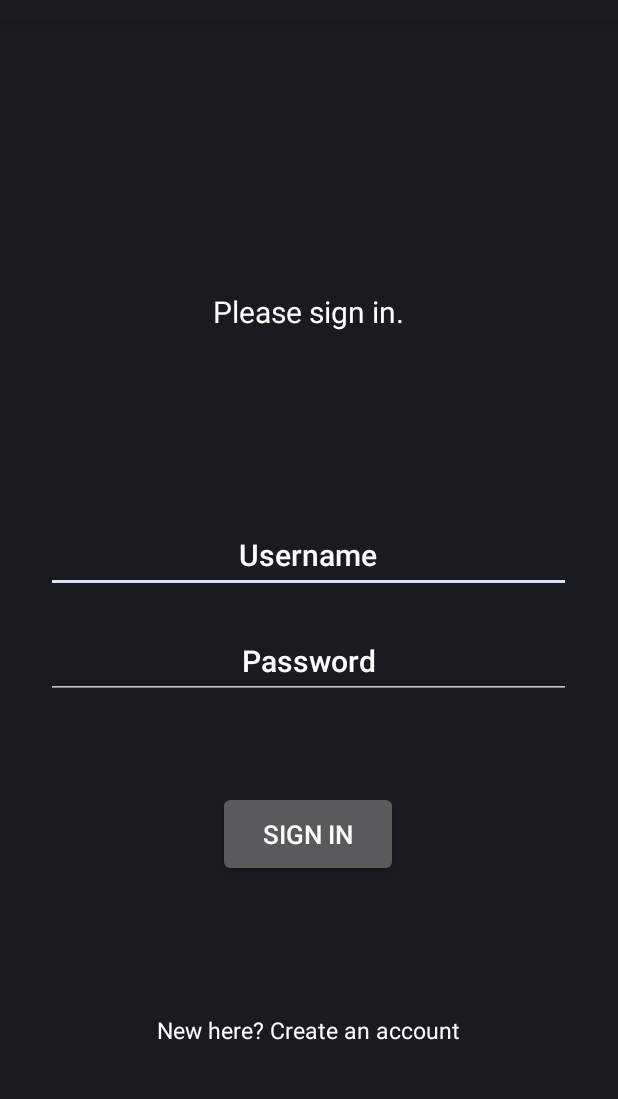
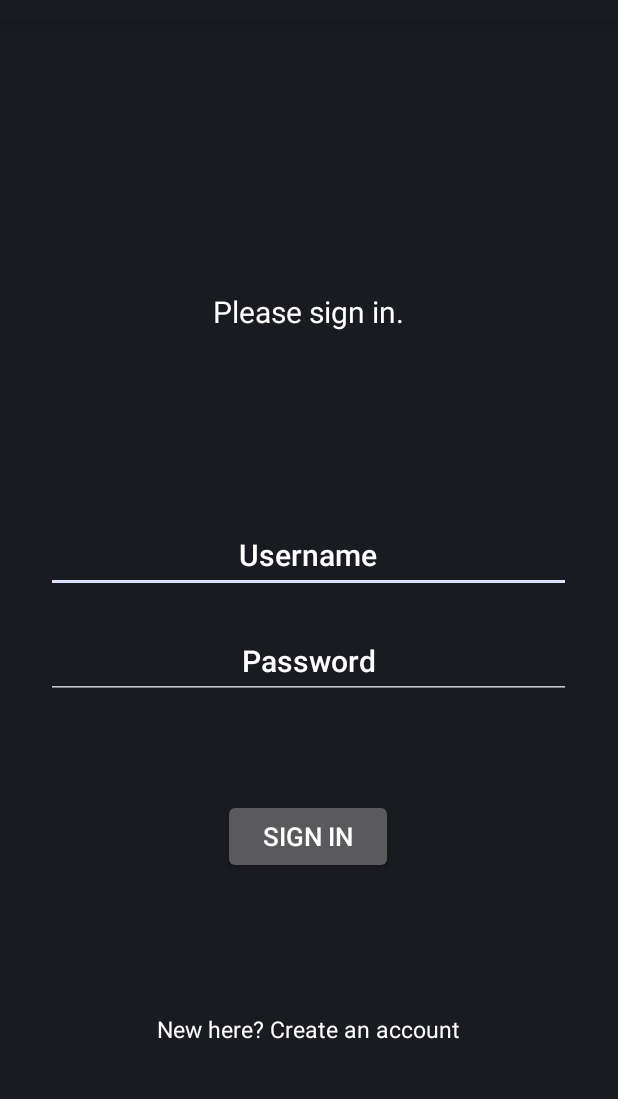
Before and after one commit to SaraZebardast/ExamCram, an Android app: the layout activity_main.xml on its own in the app's theme, with its tools: preview values and no code run, on a phone screen of 412 x 824 dp, the part 62-1161 px from its top. Run offline under Robolectric (Android 15) with nearby library versions, the phone set to English and light mode, and no system bars.

Commit message:
sign in button
smaller ?

```diff
--- a/app/src/main/res/layout/activity_main.xml
+++ b/app/src/main/res/layout/activity_main.xml
@@ -19,7 +19,7 @@
         app:layout_constraintLeft_toLeftOf="parent"
         app:layout_constraintRight_toRightOf="parent"
         app:layout_constraintTop_toBottomOf="@+id/editText"
-        app:layout_constraintVertical_bias="0.711" />
+        app:layout_constraintVertical_bias="0.708" />
 
     <EditText
         android:id="@+id/editText2"
@@ -70,8 +70,8 @@
         android:gravity="center"/>
 
     <Button
-        android:layout_width="120dp"
-        android:layout_height="57dp"
+        android:layout_width="113dp"
+        android:layout_height="50dp"
 
         android:gravity="center"
         android:text="Sign in"
```
